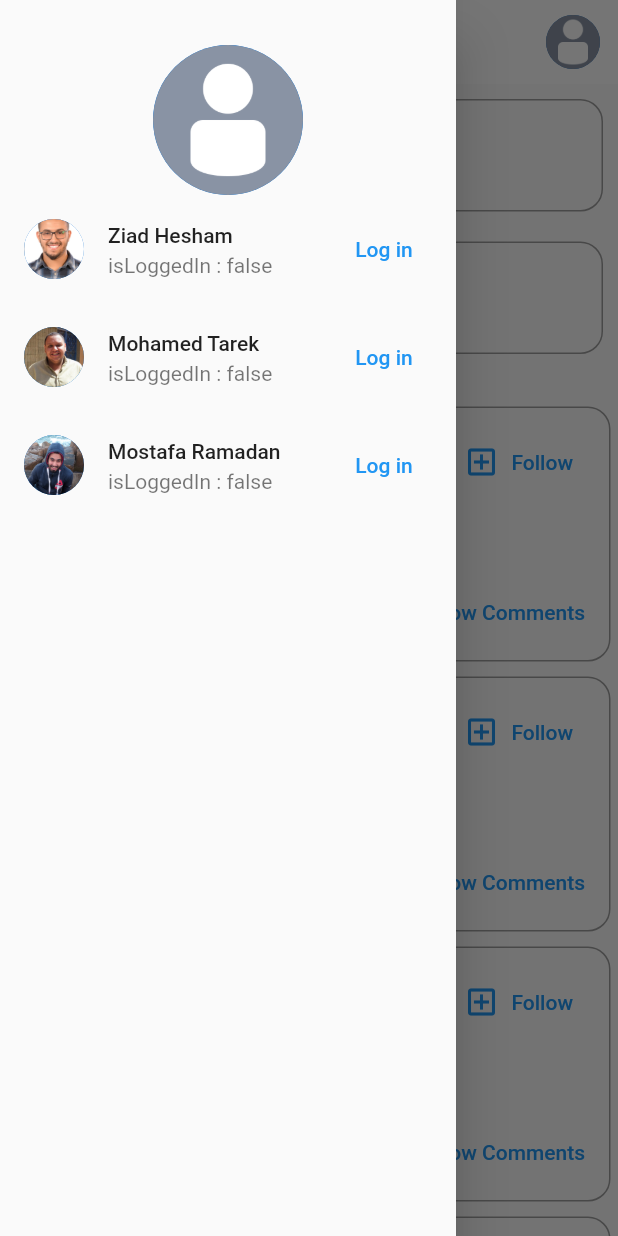
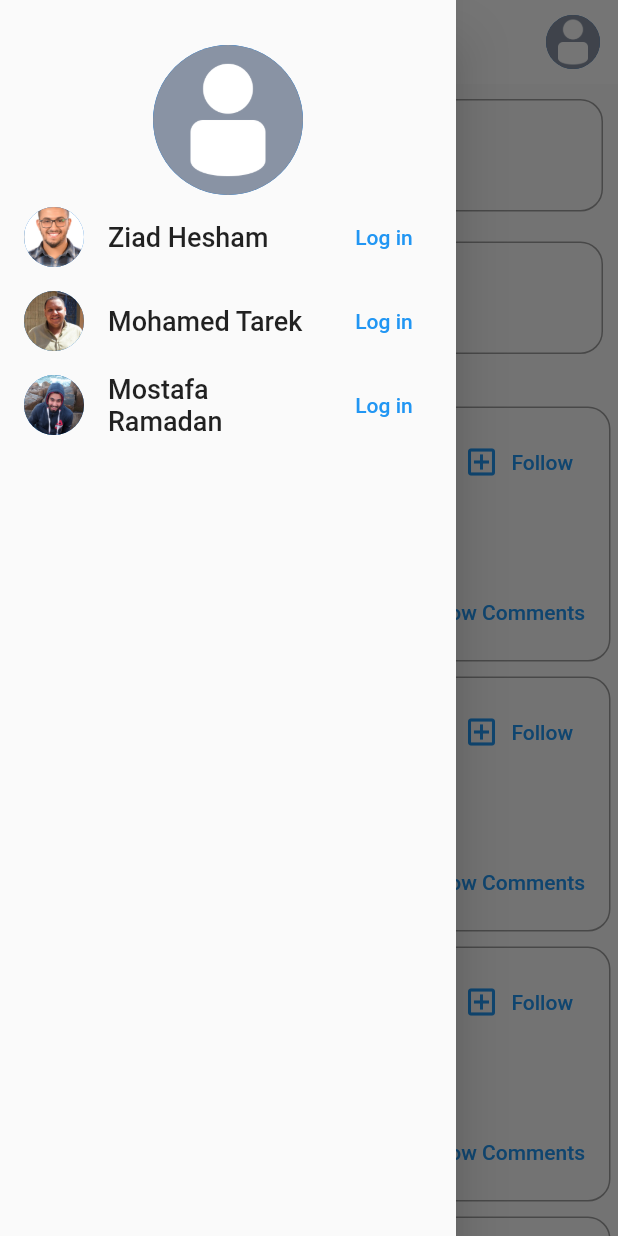
Before and after one commit to ziadHesham1/instagram-clone-flutter-mobile-application, a Flutter app: the screen it shows after launch, with the side drawer open, on a phone screen of 412 x 824 dp. Run offline on Flutter 3.47's test engine with Material 2 defaults, Android fonts, the light colour scheme and no system bars.

Commit message:
rearrange core folders and reformating some code

```diff
--- a/lib/core/app_strings.dart
+++ /dev/null
@@ -1,2 +0,0 @@
- const ziadImgPath = 'ziad_img.jpeg';
-const tarekImgPath = '';
--- /dev/null
+++ b/lib/core/globals/global_variables.dart
@@ -0,0 +1,31 @@
+// ignore_for_file: constant_identifier_names
+
+import 'package:flutter/material.dart';
+
+class GlobalVariables {
+  // Global Images path
+  static String anonymousImg = 'images/anonymous_user.png';
+  static String ziadImg = 'images/ziad_img.jpeg';
+  static String tarekImg = 'images/tarek_img.png';
+  static String mostafaImg = 'images/mostafa_img.JPG';
+
+  // Global Scaffold Key
+  static GlobalKey<ScaffoldState> homeScaffoldKey = GlobalKey(); // Create a key
+  // Global Colors
+  static const post_border_color = Colors.grey;
+
+  // Global Styles
+  static const TextStyle header = TextStyle(
+    fontSize: 24,
+    fontWeight: FontWeight.w500,
+  );
+  static const TextStyle smaller_header = TextStyle(
+    fontSize: 20,
+    fontWeight: FontWeight.w500,
+  );
+  static const TextStyle bigger_text = TextStyle(
+    fontSize: 18,
+    // fontWeight: FontWeight.w500,
+  );
+  static const TextStyle redText = TextStyle(color: Colors.red);
+}
--- a/lib/core/widgets/app_widgets.dart
+++ b/lib/core/globals/global_widgets.dart
@@ -2,7 +2,7 @@
 
 import 'package:flutter/material.dart';
 
-abstract class AppWidgets {
+abstract class GlobalWidgets {
   static Widget testImg = const CircleAvatar(
       backgroundImage: AssetImage(
     'img.jpeg',
@@ -10,11 +10,4 @@
   static Widget follow_icon = const Icon(Icons.add_box_outlined);
   static Widget like_icon = const Icon(Icons.thumb_up);
   static Widget comment_icon = const Icon(Icons.comment);
-  static Widget buildIconTextButton(icon, str, fn) {
-    return TextButton.icon(
-      onPressed: fn,
-      icon: icon,
-      label: Text(str),
-    );
-  }
 }
--- a/lib/core/widgets/titled_widget.dart
+++ b/lib/core/globals/global_widgets/titled_widget.dart
@@ -1,6 +1,6 @@
 import 'package:flutter/material.dart';
 
-import '../themes/app_colors.dart';
+import '../global_variables.dart';
 
 class TitledWidget extends StatelessWidget {
   final String title;
@@ -18,7 +18,7 @@
       padding: const EdgeInsets.all(10),
       decoration: BoxDecoration(
         borderRadius: BorderRadius.circular(15),
-        border: Border.all(color: AppColors.post_border_color),
+        border: Border.all(color: GlobalVariables.post_border_color),
       ),
       width: double.infinity,
       height: 75,
--- a/lib/core/providers/users_provider.dart
+++ b/lib/core/providers/users_provider.dart
@@ -1,6 +1,8 @@
 import 'package:flutter/material.dart';
 // ignore: depend_on_referenced_packages
 import 'package:collection/collection.dart';
+
+import '../globals/global_variables.dart';
 
 class UsersModel {
   final String id;
@@ -21,23 +23,25 @@
     UsersModel(
       id: 'ZiadId1',
       name: 'Ziad Hesham',
-      imgPath: 'images/ziad_img.jpeg',
+      imgPath: GlobalVariables.ziadImg,
       isLoggedIn: false,
     ),
     UsersModel(
       id: 'TarekId2',
       name: 'Mohamed Tarek',
-      imgPath: 'images/tarek_img.png',
+      imgPath: GlobalVariables.tarekImg,
       isLoggedIn: false,
     ),
     UsersModel(
       id: 'MostafaId2',
       name: 'Mostafa Ramadan',
-      imgPath: 'images/mostafa_img.JPG',
+      imgPath: GlobalVariables.mostafaImg,
       isLoggedIn: false,
     ),
   ];
-  List<UsersModel> get users => [..._users];
+  List<UsersModel> get users {
+    return [..._users];
+  }
 
   UsersModel findUserById(userId) {
     return _users.firstWhere((user) {
--- a/lib/core/themes/app_colors.dart
+++ /dev/null
@@ -1,6 +0,0 @@
-import 'package:flutter/material.dart';
-
-class AppColors {
-  // ignore: constant_identifier_names
-  static const post_border_color = Colors.grey;
-}
--- a/lib/core/themes/app_styles.dart
+++ /dev/null
@@ -1,13 +0,0 @@
-import 'package:flutter/cupertino.dart';
-
-class AppStyles {
-  static const TextStyle header = TextStyle(
-    fontSize: 24,
-    fontWeight: FontWeight.w500,
-  );
-  // ignore: constant_identifier_names
-  static const TextStyle smaller_header = TextStyle(
-    fontSize: 20,
-    fontWeight: FontWeight.w500,
-  );
-}
--- /dev/null
+++ b/lib/home_screen/app_drawer.dart
@@ -0,0 +1,71 @@
+// ignore_for_file: unused_local_variable
+
+import 'package:flutter/material.dart';
+import 'package:instagram_clone/core/globals/global_variables.dart';
+import 'package:provider/provider.dart';
+
+import '../core/providers/users_provider.dart';
+
+class AppDrawer extends StatelessWidget {
+  const AppDrawer({super.key});
+
+  @override
+  Widget build(BuildContext context) {
+    var userProvider = Provider.of<UsersProvider>(context);
+    var users = userProvider.users;
+    var loggedInUser = userProvider.loggedInUser();
+
+    return Drawer(
+      child: Column(children: [
+        Container(
+          margin: const EdgeInsets.only(top: 30),
+          child: CircleAvatar(
+            radius: 50.0,
+            backgroundImage: AssetImage(
+              loggedInUser != null
+                  ? loggedInUser.imgPath
+                  : GlobalVariables.anonymousImg,
+            ),
+          ),
+        ),
+        Expanded(
+          child: ListView.builder(
+              itemCount: users.length,
+              itemBuilder: (context, index) {
+                return buildDrawerListTile(
+                    loggedInUser, userProvider, users[index]);
+              }),
+        )
+      ]),
+    );
+  }
+
+  ListTile buildDrawerListTile(loggedInUser, userProvider, user) {
+    //
+    var loginText = const Text('Log in');
+    var logoutText = const Text('Log out', style: GlobalVariables.redText);
+    var switchText = const Text('switch');
+
+    var trailingText = loggedInUser == null
+        ? loginText
+        : (loggedInUser == user ? logoutText : switchText);
+    return ListTile(
+      // post publisher profile picture
+      leading: CircleAvatar(
+        backgroundImage: AssetImage(user.imgPath),
+      ),
+      // post publisher user name
+      title: Text(
+        user.name,
+        style: GlobalVariables.bigger_text,
+      ),
+      // subtitle: Text('isLoggedIn : ${user.isLoggedIn}'),
+      trailing: TextButton(
+        child: trailingText,
+        onPressed: () {
+          userProvider.toggleLoggedInUser(user.id);
+        },
+      ),
+    );
+  }
+}
--- a/lib/home_screen/home_screen.dart
+++ b/lib/home_screen/home_screen.dart
@@ -1,7 +1,9 @@
 import 'package:flutter/material.dart';
+import 'package:instagram_clone/core/globals/global_variables.dart';
 import 'package:provider/provider.dart';
 
 import '../core/providers/users_provider.dart';
+import 'app_drawer.dart';
 import 'new_post/new_post_widget.dart';
 import 'posts/post/posts_view_widget.dart';
 import 'status/status_widget.dart';
@@ -14,60 +16,32 @@
   Widget build(BuildContext context) {
     var userProvider = Provider.of<UsersProvider>(context);
     var loggedInUser = userProvider.loggedInUser();
-    var users = userProvider.users;
 
     return Scaffold(
+      key: GlobalVariables.homeScaffoldKey,
       appBar: AppBar(
         title: const Text(
           'Arabian Social Media',
         ),
         actions: [
-          Container(
-            margin: const EdgeInsets.all(10),
-            child: CircleAvatar(
-              backgroundImage: AssetImage(
-                loggedInUser != null
-                    ? loggedInUser.imgPath
-                    : 'images/anonymous_user.png',
+          InkWell(
+            onTap: () =>
+                GlobalVariables.homeScaffoldKey.currentState!.openDrawer(),
+            child: Container(
+              margin: const EdgeInsets.all(10),
+              child: CircleAvatar(
+                backgroundImage: AssetImage(
+                  loggedInUser != null
+                      ? loggedInUser.imgPath
+                      : GlobalVariables.anonymousImg,
+                ),
               ),
             ),
           )
         ],
         centerTitle: true,
       ),
-      drawer: Drawer(
-        child: Column(children: [
-          Container(
-            margin: const EdgeInsets.only(top: 30),
-            child: CircleAvatar(
-              radius: 50.0,
-              backgroundImage: AssetImage(
-                loggedInUser != null
-                    ? loggedInUser.imgPath
-                    : 'images/anonymous_user.png',
-              ),
-            ),
-          ),
-          Expanded(
-            child: ListView.builder(
-                itemCount: users.length,
-                itemBuilder: (context, index) {
-                  var user = users[index];
-
-                  return ListTile(
-                      // post publisher profile picture
-                      leading: CircleAvatar(
-                        backgroundImage: AssetImage(user.imgPath),
-                      ),
-                      // post publisher user name
-                      title: Text(user.name),
-                      subtitle: Text('isLoggedIn : ${user.isLoggedIn}'),
-                      trailing:
-                          buildTrailing(loggedInUser, userProvider, user));
-                }),
-          )
-        ]),
-      ),
+      drawer: const AppDrawer(),
       body: SafeArea(
         child: SingleChildScrollView(
           child: Column(
@@ -84,50 +58,4 @@
       ),
     );
   }
-
-  Widget buildTrailing(
-    UsersModel? loggedInUser,
-    UsersProvider userProvider,
-    UsersModel user,
-  ) {
-    var logoutButton = buildTextButton(
-      const Text(
-        'Log out',
-        style: TextStyle(color: Colors.red),
-      ),
-      () {
-        userProvider.toggleLoggedInUser(user.id);
-      },
-    );
-    var loginButton = buildTextButton(
-      const Text('Log in'),
-      () {
-        userProvider.toggleLoggedInUser(user.id);
-      },
-    );
-    var switchButton = buildTextButton(
-      const Text('switch'),
-      () {
-        userProvider.toggleLoggedInUser(user.id);
-      },
-    );
-    if (loggedInUser == null) {
-      return loginButton;
-    } else {
-      if (loggedInUser == user) {
-        return logoutButton;
-      } else {
-        return switchButton;
-      }
-              // return logoutButton;
-
-    }
-  }
-
-  Widget buildTextButton(Widget child, fn) {
-    return TextButton(
-      onPressed: fn,
-      child: child,
-    );
-  }
 }
--- a/lib/home_screen/new_post/new_post_widget.dart
+++ b/lib/home_screen/new_post/new_post_widget.dart
@@ -1,6 +1,7 @@
 import 'package:flutter/material.dart';
-import 'package:instagram_clone/core/themes/app_styles.dart';
-import 'package:instagram_clone/core/widgets/titled_widget.dart';
+import 'package:instagram_clone/core/globals/global_widgets/titled_widget.dart';
+
+import '../../core/globals/global_variables.dart';
 
 class NewPost extends StatelessWidget {
   const NewPost({
@@ -9,6 +10,6 @@
 
   @override
   Widget build(BuildContext context) {
-    return const TitledWidget('New Post Widget',AppStyles.header);
+    return const TitledWidget('New Post Widget', GlobalVariables.header);
   }
 }
--- a/lib/home_screen/posts/post/post_interaction_widget.dart
+++ b/lib/home_screen/posts/post/post_interaction_widget.dart
@@ -1,10 +1,12 @@
 import 'package:flutter/material.dart';
 import 'package:instagram_clone/core/providers/users_provider.dart';
+import 'package:instagram_clone/core/globals/global_widgets/app_snackbar.dart';
 import 'package:provider/provider.dart';
 
+import '../../../core/globals/global_variables.dart';
 import '../../../core/providers/comment_provider.dart';
 import '../../../core/providers/posts_provider.dart';
-import '../../../core/widgets/app_widgets.dart';
+import '../../../core/globals/global_widgets.dart';
 import '../../post_details_screen.dart';
 
 class PostInteractionWidget extends StatefulWidget {
@@ -27,12 +29,19 @@
         mainAxisAlignment: MainAxisAlignment.end,
         children: [
           // likes buttons
-          AppWidgets.buildIconTextButton(
-              AppWidgets.like_icon, '${post.likesNumber}', () {}),
+
+          TextButton.icon(
+              icon: GlobalWidgets.like_icon,
+              label: Text('${post.likesNumber}'),
+              onPressed: () {}),
+
           const SizedBox(width: 10),
           // comments button
-          AppWidgets.buildIconTextButton(
-              AppWidgets.comment_icon, '${post.comments.length}', () {
+
+          TextButton.icon(
+              icon: GlobalWidgets.comment_icon,
+              label: Text('${post.comments.length}'),
+              onPressed: () {
                 setState(
                   () {
                     if (loggedInUser != null) {
@@ -46,15 +55,23 @@
                           commentContent: commentContent2,
                         ),
                       );
-                  buildSnackBar(context,
+                      GlobalSnackbar.show(context,
                           '${loggedInUser.name} added this comment : $commentContent2');
                     } else {
-                  buildSnackBar(
-                      context, 'You need to login to add a comment!!');
+                      GlobalSnackbar.showWithAction(
+                        context,
+                        'You need to login to add a comment!!',
+                        'LOGIN',
+                        () {
+                          GlobalVariables.homeScaffoldKey.currentState!
+                              .openDrawer();
+                        },
+                      );
                     }
                   },
                 );
               }),
+
           TextButton(
               onPressed: () {
                 setState(() {
@@ -74,6 +91,7 @@
       SnackBar(
         content: Text(content),
         duration: const Duration(seconds: 2),
+        action: SnackBarAction(label: 'LOGIN', onPressed: () {}),
       ),
     );
   }
--- a/lib/home_screen/posts/post/post_widget.dart
+++ b/lib/home_screen/posts/post/post_widget.dart
@@ -2,11 +2,10 @@
 
 import 'package:provider/provider.dart';
 
+import '../../../core/globals/global_variables.dart';
 import '../../../core/providers/posts_provider.dart';
 import '../../../core/providers/users_provider.dart';
-import '../../../core/themes/app_colors.dart';
-import '../../../core/themes/app_styles.dart';
-import '../../../core/widgets/app_widgets.dart';
+import '../../../core/globals/global_widgets.dart';
 import 'post_interaction_widget.dart';
 
 class PostWidget extends StatelessWidget {
@@ -24,7 +23,7 @@
       // padding: const EdgeInsets.all(10),
       decoration: BoxDecoration(
         borderRadius: BorderRadius.circular(15),
-        border: Border.all(color: AppColors.post_border_color),
+        border: Border.all(color: GlobalVariables.post_border_color),
       ),
       width: double.infinity,
       height: 170,
@@ -41,18 +40,20 @@
             // post date
             subtitle: Text('$postPublishTime min'),
             // follow button
-            trailing: AppWidgets.buildIconTextButton(
-                AppWidgets.follow_icon, 'Follow', () {}),
+            trailing: TextButton.icon(
+              onPressed: () {},
+              icon: GlobalWidgets.follow_icon,
+              label: const Text('Follow'),
+            ),
           ),
           //post content
           Text(
             post.postContent,
-            style: AppStyles.smaller_header,
+            style: GlobalVariables.smaller_header,
           ),
           const Spacer(),
           // like and comment buttons
           PostInteractionWidget(postId),
-
         ],
       ),
     );
--- a/lib/home_screen/status/status_widget.dart
+++ b/lib/home_screen/status/status_widget.dart
@@ -1,7 +1,7 @@
 import 'package:flutter/material.dart';
 
-import '../../core/themes/app_styles.dart';
-import '../../core/widgets/titled_widget.dart';
+import '../../core/globals/global_variables.dart';
+import '../../core/globals/global_widgets/titled_widget.dart';
 
 class Status extends StatelessWidget {
   const Status({
@@ -10,6 +10,6 @@
 
   @override
   Widget build(BuildContext context) {
-    return const TitledWidget('Status Widget', AppStyles.header);
+    return const TitledWidget('Status Widget', GlobalVariables.header);
   }
 }
```
Also changed, not shown: lib/core/globals/global_widgets/app_snackbar.dart (added, +27 -0 lines), lib/home_screen/post_details_screen.dart (+5 -3 lines), lib/home_screen/posts/comment/comment_widget.dart (+3 -4 lines), lib/home_screen/posts/comment/comments_widget.dart (+16 -2 lines). Lines whose indentation alone changed are shown as unchanged.
